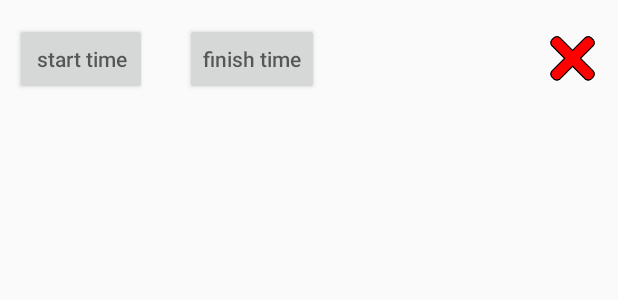
After one commit to asaf123098/PayCheckCalc, an Android app: the layout shifts_list_item.xml on its own in the app's theme, with its tools: preview values and no code run, on a phone screen of 412 x 824 dp. The commit adds this screen. Shown: the top 300 px of the screen. Run offline under Robolectric (Android 15) with nearby library versions, the phone set to English and light mode, and no system bars.

Commit message:
list view adapter fixed, list view is working

```diff
--- a/app/build.gradle
+++ b/app/build.gradle
@@ -21,6 +21,7 @@ android {
 
 dependencies {
     compile fileTree(dir: 'libs', include: ['*.jar'])
+    compile 'com.android.support:design:25.3.1'
     androidTestCompile('com.android.support.test.espresso:espresso-core:2.2.2', {
         exclude group: 'com.android.support', module: 'support-annotations'
     })
--- a/app/src/main/java/com/example/asaf/paycheckcalc/Date.java
+++ b/app/src/main/java/com/example/asaf/paycheckcalc/Date.java
@@ -11,11 +11,13 @@ public class Date {
     private int year;
 
     public Date(int day, int month, int year) {
-
-
         this.day = day;
         this.month = month;
         this.year = year;
+    }
+
+    public Date()
+    {
     }
 
     public int getDay() {
--- /dev/null
+++ b/app/src/main/res/layout/shifts_list_item.xml
@@ -0,0 +1,40 @@
+<?xml version="1.0" encoding="utf-8"?>
+<RelativeLayout
+    xmlns:android="http://schemas.android.com/apk/res/android"
+    android:layout_width="match_parent"
+    android:layout_height="wrap_content">
+
+    <Button
+        android:layout_width="wrap_content"
+        android:layout_height="wrap_content"
+        android:hint="start time"
+        android:id="@+id/startTime"
+        android:layout_margin="10dp"
+        android:layout_centerVertical="true"/>
+
+    <Button
+        android:layout_width="wrap_content"
+        android:layout_height="wrap_content"
+        android:hint="finish time"
+        android:id="@+id/finishTime"
+        android:layout_margin="15dp"
+        android:layout_toRightOf="@id/startTime"/>
+
+    <TextView
+        android:layout_width="wrap_content"
+        android:layout_height="wrap_content"
+        android:id="@+id/payment"
+        android:layout_margin="15dp"
+        android:layout_toRightOf="@id/finishTime"/>
+
+    <ImageButton
+        android:layout_width="30dp"
+        android:layout_height="30dp"
+        android:layout_gravity="center_vertical"
+        android:src="@drawable/x"
+        android:scaleType="fitCenter"
+        android:background="@null"
+        android:layout_alignParentRight="true"
+        android:layout_centerVertical="true"
+        android:layout_margin="15dp"/>
+</RelativeLayout>
--- a/build.gradle
+++ b/build.gradle
@@ -5,7 +5,7 @@ buildscript {
         jcenter()
     }
     dependencies {
-        classpath 'com.android.tools.build:gradle:2.3.1'
+        classpath 'com.android.tools.build:gradle:2.3.2'
 
         // NOTE: Do not place your application dependencies here; they belong
         // in the individual module build.gradle files
@@ -15,6 +15,9 @@ buildscript {
 allprojects {
     repositories {
         jcenter()
+        maven {
+            url "https://maven.google.com"
+        }
     }
 }
 
```
Also changed, not shown: app/src/main/java/com/example/asaf/paycheckcalc/Main2Activity.java (+10 -72 lines), app/src/main/java/com/example/asaf/paycheckcalc/Shift.java (+21 -0 lines), app/src/main/java/com/example/asaf/paycheckcalc/ShiftsAdapter.java (added, +127 -0 lines), app/src/main/java/com/example/asaf/paycheckcalc/Time.java (+11 -0 lines), app/src/main/res/layout/activity_main2.xml (+18 -13 lines), app/src/main/res/layout/list_item.xml (deleted, +0 -27 lines), app/src/main/res/layout/rate_dialog.xml (+23 -3 lines), app/src/main/res/drawable/plus.png (added), app/src/main/res/drawable/x.png (added).
